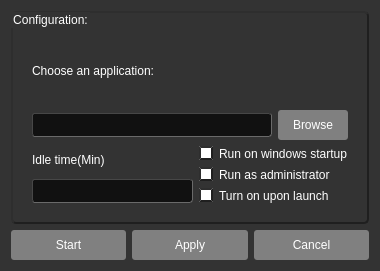
Before: the Qt Designer form mainwindow.ui in skyenjuhneeruhng/PTZOptics-Easy-SS, drawn with Qt 5.
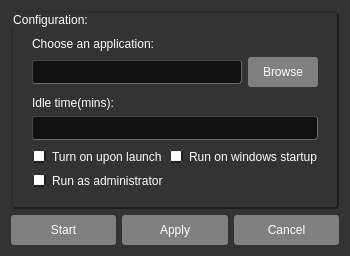
After: the same form once the commit is applied. Icons and pictures are not drawn.

Commit message: finish main ui

Diff of the .ui file:
```diff
--- a/mainwindow.ui
+++ b/mainwindow.ui
@@ -6,8 +6,8 @@
    <rect>
     <x>0</x>
     <y>0</y>
-    <width>380</width>
-    <height>271</height>
+    <width>316</width>
+    <height>256</height>
    </rect>
   </property>
   <property name="windowTitle">
@@ -180,6 +180,11 @@
        <string>Configuration:</string>
       </property>
       <layout class="QVBoxLayout" name="verticalLayout_2">
+       <property name="spacing">
+        <number>9</number>
+       </property>
+       <item>
+        <layout class="QVBoxLayout" name="verticalLayout_3">
        <item>
         <widget class="QLabel" name="label">
          <property name="text">
@@ -201,14 +206,14 @@
          </item>
         </layout>
        </item>
+        </layout>
+       </item>
        <item>
-        <layout class="QHBoxLayout" name="horizontalLayout_2">
+        <layout class="QVBoxLayout" name="verticalLayout_4">
          <item>
-          <layout class="QVBoxLayout" name="verticalLayout_3">
-           <item>
-            <widget class="QLabel" name="label_2">
+          <widget class="QLabel" name="label_3">
              <property name="text">
-              <string>Idle time(Min)</string>
+            <string>Idle time(mins):</string>
              </property>
             </widget>
            </item>
@@ -218,7 +223,14 @@
           </layout>
          </item>
          <item>
-          <layout class="QVBoxLayout" name="verticalLayout_5">
+        <layout class="QHBoxLayout" name="horizontalLayout_4">
+         <item>
+          <widget class="QCheckBox" name="checkBox_3">
+           <property name="text">
+            <string>Turn on upon launch</string>
+           </property>
+          </widget>
+         </item>
            <item>
             <widget class="QCheckBox" name="checkBox">
              <property name="text">
@@ -226,6 +238,8 @@
              </property>
             </widget>
            </item>
+        </layout>
+       </item>
            <item>
             <widget class="QCheckBox" name="checkBox_2">
              <property name="text">
@@ -233,17 +247,6 @@
              </property>
             </widget>
            </item>
-           <item>
-            <widget class="QCheckBox" name="checkBox_3">
-             <property name="text">
-              <string>Turn on upon launch</string>
-             </property>
-            </widget>
-           </item>
-          </layout>
-         </item>
-        </layout>
-       </item>
       </layout>
      </widget>
     </item>
@@ -254,6 +257,16 @@
         <property name="text">
          <string>Start</string>
         </property>
+        <property name="icon">
+         <iconset resource="easyqrc.qrc">
+          <normaloff>:/assets/toggle-mid.png</normaloff>:/assets/toggle-mid.png</iconset>
+        </property>
+        <property name="iconSize">
+         <size>
+          <width>10</width>
+          <height>10</height>
+         </size>
+        </property>
        </widget>
       </item>
       <item>
```
Left out of the diff: 4 changed lines with no effect on the pictures. Lines whose indentation alone changed are shown as unchanged. The commit also changes 1 other file.
